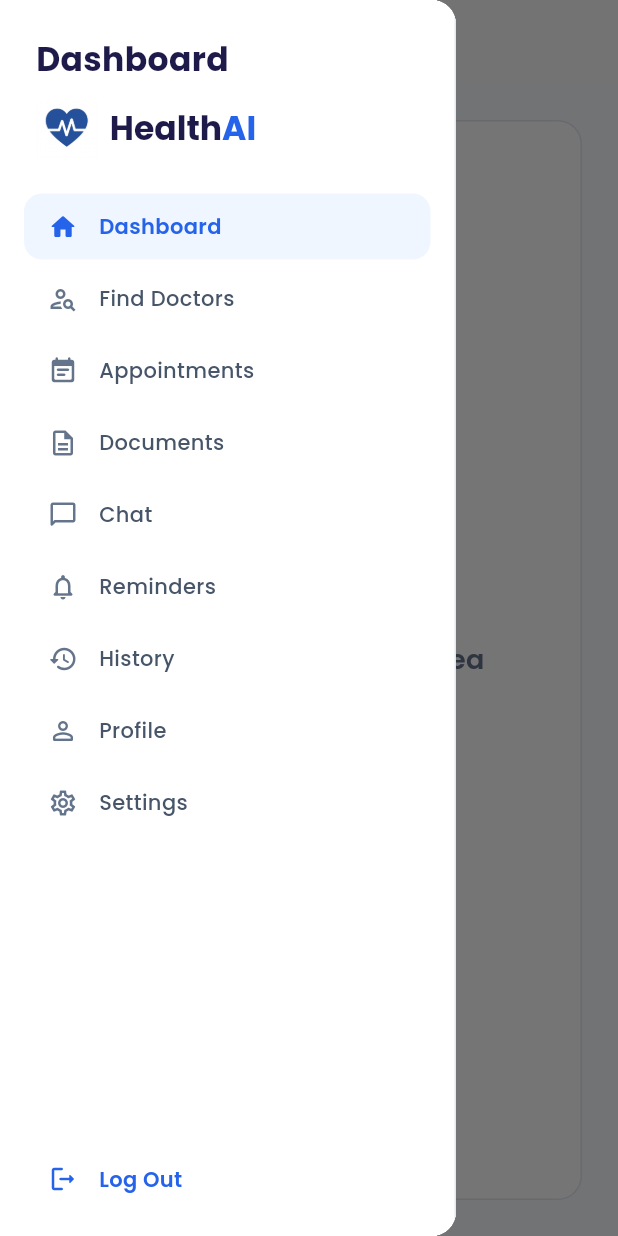
After one commit to mianzainjhandir/Doctor_Appoinment, a Flutter app: the PatientHomeView screen opened directly, with the side drawer open, on a phone screen of 412 x 824 dp. The commit adds this screen. Run offline on Flutter 3.47's test engine with Material 3 defaults, Android fonts, the phone set to English and light mode, and no system bars; our stand-ins replace cloud_firestore, file_picker, firebase_auth, firebase_core, get, google_fonts and 1 more; accounts and stored records are empty.

Commit message:
Implement PatientSidebar navigation widget and PatientHomeView layout

```diff
--- a/lib/views/patient_view/home/view.dart
+++ b/lib/views/patient_view/home/view.dart
@@ -1,5 +1,6 @@
-
 import 'package:flutter/material.dart';
+import 'package:google_fonts/google_fonts.dart';
+import '../../../widget/patient_sidebar.dart';
 
 class PatientHomeView extends StatefulWidget {
   const PatientHomeView({super.key});
@@ -9,8 +10,148 @@ class PatientHomeView extends StatefulWidget {
 }
 
 class _PatientHomeViewState extends State<PatientHomeView> {
+  int selectedIndex = 0; // Dashboard active by default
+
+  final List<String> menuTitles = [
+    'Dashboard',
+    'Find Doctors',
+    'Appointments',
+    'Documents',
+    'Chat',
+    'Reminders',
+    'History',
+    'Profile',
+    'Settings',
+  ];
+
   @override
   Widget build(BuildContext context) {
-    return const Placeholder();
+    return Scaffold(
+      backgroundColor: const Color(0xFFF8FAFC),
+      body: LayoutBuilder(
+        builder: (context, constraints) {
+          bool isWeb = constraints.maxWidth > 800;
+
+          if (isWeb) {
+            return Row(
+              children: [
+                // Persistent Patient Sidebar on Web/Desktop
+                PatientSidebar(
+                  selectedIndex: selectedIndex,
+                  onItemSelected: (index) {
+                    setState(() {
+                      selectedIndex = index;
+                    });
+                  },
+                ),
+
+                // Main Content Area
+                Expanded(
+                  child: Column(
+                    children: [
+                      // Top Header Bar
+                      Container(
+                        height: 70,
+                        padding: const EdgeInsets.symmetric(horizontal: 30),
+                        decoration: const BoxDecoration(
+                          color: Colors.white,
+                          border: Border(
+                            bottom: BorderSide(
+                                color: Color(0xFFE2E8F0), width: 1),
+                          ),
+                        ),
+                        child: Row(
+                          children: [
+                            Text(
+                              menuTitles[selectedIndex],
+                              style: GoogleFonts.poppins(
+                                fontSize: 20,
+                                fontWeight: FontWeight.bold,
+                                color: const Color(0xFF0F172A),
+                              ),
+                            ),
+                            const Spacer(),
+                            IconButton(
+                              onPressed: () {},
+                              icon: const Icon(
+                                Icons.notifications_none_rounded,
+                                color: Color(0xFF64748B),
+                              ),
+                            ),
+                          ],
+                        ),
+                      ),
+
+                      // Main Page Content
+                      Expanded(
+                        child: _buildMainContentArea(),
+                      ),
+                    ],
+                  ),
+                ),
+              ],
+            );
+          } else {
+            // Mobile View with Drawer Sidebar
+            return Scaffold(
+              backgroundColor: const Color(0xFFF8FAFC),
+              appBar: AppBar(
+                backgroundColor: Colors.white,
+                elevation: 0.5,
+                iconTheme: const IconThemeData(color: Color(0xFF0F172A)),
+                title: Text(
+                  menuTitles[selectedIndex],
+                  style: GoogleFonts.poppins(
+                    color: const Color(0xFF0F172A),
+                    fontWeight: FontWeight.bold,
+                    fontSize: 18,
+                  ),
+                ),
+              ),
+              drawer: Drawer(
+                child: PatientSidebar(
+                  selectedIndex: selectedIndex,
+                  onItemSelected: (index) {
+                    Navigator.pop(context); // Close drawer
+                    setState(() {
+                      selectedIndex = index;
+                    });
+                  },
+                ),
+              ),
+              body: _buildMainContentArea(),
+            );
+          }
+        },
+      ),
+    );
+  }
+
+  // ================= MAIN CONTENT PLACEHOLDER =================
+  Widget _buildMainContentArea() {
+    return Padding(
+      padding: const EdgeInsets.all(24),
+      child: Center(
+        child: Container(
+          width: double.infinity,
+          height: double.infinity,
+          decoration: BoxDecoration(
+            color: Colors.white,
+            borderRadius: BorderRadius.circular(16),
+            border: Border.all(color: const Color(0xFFE2E8F0)),
+          ),
+          child: Center(
+            child: Text(
+              '${menuTitles[selectedIndex]} Content Area',
+              style: GoogleFonts.poppins(
+                fontSize: 18,
+                fontWeight: FontWeight.w600,
+                color: const Color(0xFF64748B),
+              ),
+            ),
+          ),
+        ),
+      ),
+    );
   }
 }
--- /dev/null
+++ b/lib/widget/patient_sidebar.dart
@@ -0,0 +1,228 @@
+import 'package:firebase_auth/firebase_auth.dart';
+import 'package:flutter/material.dart';
+import 'package:get/get.dart';
+import 'package:google_fonts/google_fonts.dart';
+import '../views/home/view.dart';
+
+class PatientSidebar extends StatelessWidget {
+  final int selectedIndex;
+  final Function(int) onItemSelected;
+
+  const PatientSidebar({
+    super.key,
+    required this.selectedIndex,
+    required this.onItemSelected,
+  });
+
+  @override
+  Widget build(BuildContext context) {
+    return Container(
+      width: 270,
+      height: double.infinity,
+      decoration: const BoxDecoration(
+        color: Colors.white,
+        border: Border(
+          right: BorderSide(color: Color(0xFFE2E8F0), width: 1),
+        ),
+      ),
+      child: Column(
+        children: [
+          // 1. Dashboard Title Header
+          Padding(
+            padding: const EdgeInsets.only(left: 24, right: 24, top: 24, bottom: 12),
+            child: Align(
+              alignment: Alignment.centerLeft,
+              child: Text(
+                'Dashboard',
+                style: GoogleFonts.poppins(
+                  fontSize: 22,
+                  fontWeight: FontWeight.bold,
+                  color: const Color(0xFF1E1B4B),
+                ),
+              ),
+            ),
+          ),
+
+          // 2. HealthAI Logo Header
+          Padding(
+            padding: const EdgeInsets.only(left: 24, right: 24, bottom: 24),
+            child: Row(
+              children: [
+                Image.asset(
+                  'assets/images/img.png',
+                  height: 38,
+                  fit: BoxFit.contain,
+                  errorBuilder: (context, error, stackTrace) {
+                    return const Icon(
+                      Icons.favorite_rounded,
+                      color: Color(0xFF2563EB),
+                      size: 32,
+                    );
+                  },
+                ),
+                const SizedBox(width: 8),
+                RichText(
+                  text: TextSpan(
+                    children: [
+                      TextSpan(
+                        text: 'Health',
+                        style: GoogleFonts.poppins(
+                          color: const Color(0xFF1E1B4B),
+                          fontSize: 22,
+                          fontWeight: FontWeight.w700,
+                        ),
+                      ),
+                      TextSpan(
+                        text: 'AI',
+                        style: GoogleFonts.poppins(
+                          color: const Color(0xFF2563EB),
+                          fontSize: 22,
+                          fontWeight: FontWeight.w700,
+                        ),
+                      ),
+                    ],
+                  ),
+                ),
+              ],
+            ),
+          ),
+
+          // 3. Navigation Menu Items
+          Expanded(
+            child: ListView(
+              padding: const EdgeInsets.symmetric(horizontal: 16),
+              children: [
+                _buildMenuItem(
+                  icon: Icons.home_rounded,
+                  title: 'Dashboard',
+                  index: 0,
+                ),
+                _buildMenuItem(
+                  icon: Icons.person_search_outlined,
+                  title: 'Find Doctors',
+                  index: 1,
+                ),
+                _buildMenuItem(
+                  icon: Icons.event_note_rounded,
+                  title: 'Appointments',
+                  index: 2,
+                ),
+                _buildMenuItem(
+                  icon: Icons.description_outlined,
+                  title: 'Documents',
+                  index: 3,
+                ),
+                _buildMenuItem(
+                  icon: Icons.chat_bubble_outline_rounded,
+                  title: 'Chat',
+                  index: 4,
+                ),
+                _buildMenuItem(
+                  icon: Icons.notifications_none_rounded,
+                  title: 'Reminders',
+                  index: 5,
+                ),
+                _buildMenuItem(
+                  icon: Icons.history_rounded,
+                  title: 'History',
+                  index: 6,
+                ),
+                _buildMenuItem(
+                  icon: Icons.person_outline_rounded,
+                  title: 'Profile',
+                  index: 7,
+                ),
+                _buildMenuItem(
+                  icon: Icons.settings_outlined,
+                  title: 'Settings',
+                  index: 8,
+                ),
+              ],
+            ),
+          ),
+
+          // 4. Log Out Item
+          Padding(
+            padding: const EdgeInsets.symmetric(horizontal: 16, vertical: 16),
+            child: InkWell(
+              onTap: () async {
+                await FirebaseAuth.instance.signOut();
+                Get.offAll(() => const HomeScreen());
+              },
+              borderRadius: BorderRadius.circular(12),
+              child: Padding(
+                padding:
+                    const EdgeInsets.symmetric(horizontal: 16, vertical: 12),
+                child: Row(
+                  children: [
+                    const Icon(
+                      Icons.logout_rounded,
+                      color: Color(0xFF2563EB),
+                      size: 20,
+                    ),
+                    const SizedBox(width: 14),
+                    Text(
+                      'Log Out',
+                      style: GoogleFonts.poppins(
+                        fontSize: 14,
+                        fontWeight: FontWeight.w600,
+                        color: const Color(0xFF2563EB),
+                      ),
+                    ),
+                  ],
+                ),
+              ),
+            ),
+          ),
+        ],
+      ),
+    );
+  }
+
+  // Helper Widget for Menu Item
+  Widget _buildMenuItem({
+    required IconData icon,
+    required String title,
+    required int index,
+  }) {
+    final bool isSelected = selectedIndex == index;
+
+    return Padding(
+      padding: const EdgeInsets.only(bottom: 4),
+      child: InkWell(
+        onTap: () => onItemSelected(index),
+        borderRadius: BorderRadius.circular(12),
+        child: AnimatedContainer(
+          duration: const Duration(milliseconds: 150),
+          padding: const EdgeInsets.symmetric(horizontal: 16, vertical: 12),
+          decoration: BoxDecoration(
+            color: isSelected ? const Color(0xFFEFF6FF) : Colors.transparent,
+            borderRadius: BorderRadius.circular(12),
+          ),
+          child: Row(
+            children: [
+              Icon(
+                icon,
+                color: isSelected
+                    ? const Color(0xFF2563EB)
+                    : const Color(0xFF64748B),
+                size: 20,
+              ),
+              const SizedBox(width: 14),
+              Text(
+                title,
+                style: GoogleFonts.poppins(
+                  fontSize: 14,
+                  fontWeight: isSelected ? FontWeight.w600 : FontWeight.w500,
+                  color: isSelected
+                      ? const Color(0xFF2563EB)
+                      : const Color(0xFF475569),
+                ),
+              ),
+            ],
+          ),
+        ),
+      ),
+    );
+  }
+}
```
